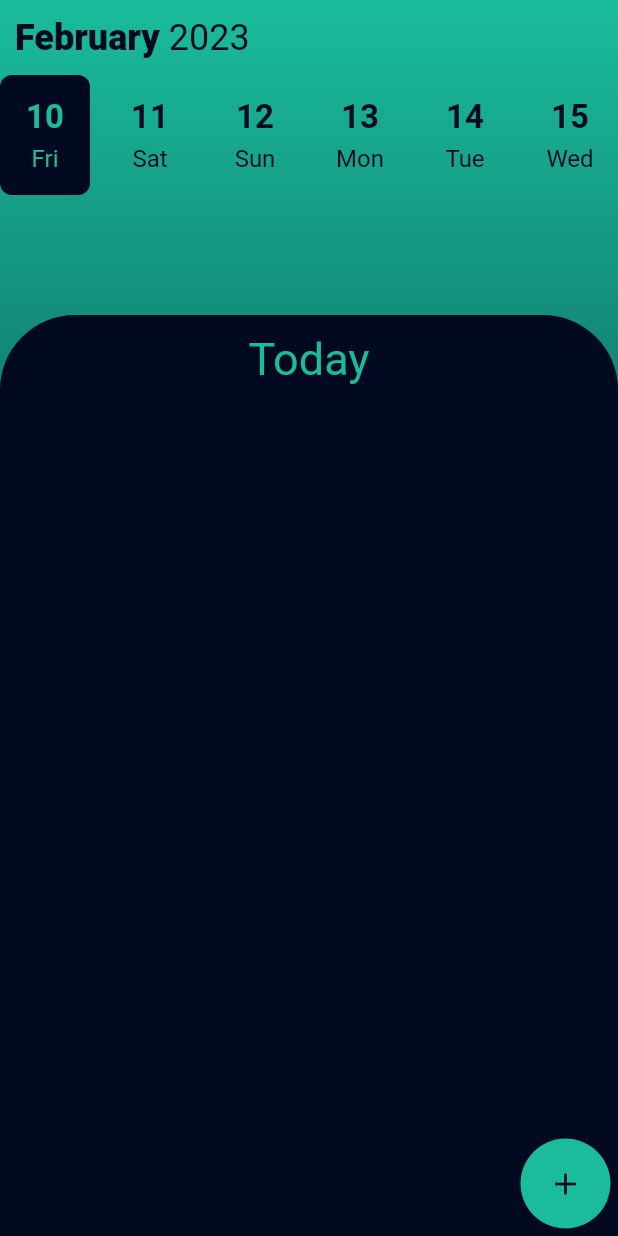
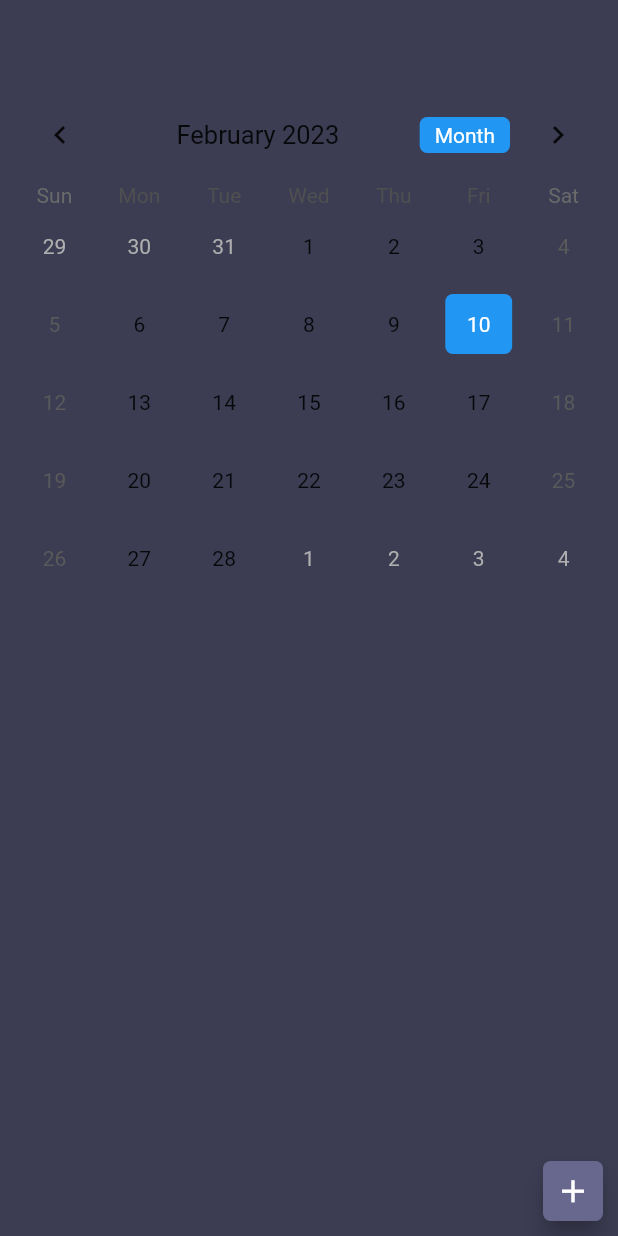
Before and after one commit to 7verdy/remindme, a Flutter app: the screen it shows after launch, on a phone screen of 412 x 824 dp. Run offline on Flutter 3.47's test engine with Material 2 defaults, Android fonts, the phone set to English and light mode, and no system bars; drawn by our look-alikes of table_calendar; our stand-ins replace google_fonts; Roboto replaces fonts that are missing (Yeseva One).

Commit message:
refactor: revamping home page.

```diff
--- /dev/null
+++ b/lib/event.dart
@@ -0,0 +1,7 @@
+class Event {
+  final String title;
+  Event({required this.title});
+
+  @override
+  String toString() => title;
+}
--- a/lib/main.dart
+++ b/lib/main.dart
@@ -41,67 +41,36 @@ class _MyHomePageState extends State<MyHomePage> {
         Container(
           height: MediaQuery.of(context).size.height,
           width: MediaQuery.of(context).size.width,
-          decoration: const BoxDecoration(
-            gradient: LinearGradient(
-              begin: Alignment.topCenter,
-              end: Alignment.bottomCenter,
-              colors: [
-                Color.fromRGBO(26, 188, 156, 1),
-                Color.fromRGBO(1, 9, 32, 1),
-              ],
+          color: const Color.fromRGBO(60, 61, 83, 1),
         ),
+        Padding(
+          padding: const EdgeInsets.all(8.0),
+          child: Column(children: const [
+            SizedBox(height: 50.0),
+            Calendar(),
+            SizedBox(height: 30.0),
+          ]),
         ),
-        ),
-        Column(children: [
-          const SizedBox(height: 180.0, child: Calendar()),
-          const SizedBox(height: 30.0),
-          Expanded(
-            child: Container(
-              width: MediaQuery.of(context).size.width,
-              decoration: const BoxDecoration(
-                color: Color.fromRGBO(1, 9, 32, 1),
-                // border top left and top right
-                borderRadius: BorderRadius.only(
-                  topLeft: Radius.circular(50.0),
-                  topRight: Radius.circular(50.0),
-                ),
-              ),
-              child: Align(
-                alignment: Alignment.topCenter,
-                child: Padding(
-                  padding: const EdgeInsets.only(top: 12.0),
-                  child: Text(
-                    'Today',
-                    style: GoogleFonts.getFont('Yeseva One',
-                        textStyle: const TextStyle(
-                          color: Color.fromRGBO(26, 188, 156, 1),
-                          fontSize: 30.0,
-                        )),
-                  ),
-                ),
-              ),
-            ),
-          ),
-        ]),
         Positioned(
-          bottom: 5.0,
-          right: 5.0,
-          child: CircleAvatar(
-            radius: 30.0,
-            backgroundColor: const Color.fromRGBO(26, 188, 156, 1),
-            child: IconButton(
-              icon: const Icon(Icons.add),
-              color: const Color.fromRGBO(1, 9, 32, 1),
+          bottom: 10.0,
+          right: 10.0,
+          height: 40.0,
+          width: 40.0,
+          child: AspectRatio(
+              aspectRatio: 1.0,
+              child: FloatingActionButton(
+                backgroundColor: const Color.fromRGBO(104, 104, 142, 1),
                 onPressed: () {
                   Navigator.push(
                     context,
                     MaterialPageRoute(
-                    builder: (context) => const AddReminderPage(),
-                  ),
+                        builder: (context) => const AddReminderPage()),
                   );
                 },
-            ),
-          ),
+                shape: RoundedRectangleBorder(
+                    borderRadius: BorderRadius.circular(5)),
+                child: const Icon(Icons.add, size: 25.0),
+              )),
         ),
       ]),
     );
--- a/lib/widgets/calendar.dart
+++ b/lib/widgets/calendar.dart
@@ -1,146 +1,113 @@
+import 'package:reminders/event.dart';
 import 'package:flutter/material.dart';
+import 'package:table_calendar/table_calendar.dart';
 
 class Calendar extends StatefulWidget {
   const Calendar({super.key});
 
   @override
-  // ignore: library_private_types_in_public_api
   _CalendarState createState() => _CalendarState();
 }
 
 class _CalendarState extends State<Calendar> {
-  Color accent = const Color.fromRGBO(26, 188, 156, 1);
-  DateTime selectedDate = DateTime.now();
+  late Map<DateTime, List<Event>> selectedEvents;
+  CalendarFormat format = CalendarFormat.month;
+  DateTime selectedDay = DateTime.now();
+  DateTime focusedDay = DateTime.now();
 
-  int currentDateSelectedIndex = 0;
-  ScrollController scrollController = ScrollController();
+  final TextEditingController _eventController = TextEditingController();
 
-  List<String> months = [
-    "January",
-    "February",
-    "March",
-    "April",
-    "May",
-    "June",
-    "July",
-    "August",
-    "September",
-    "October",
-    "November",
-    "December"
-  ];
+  @override
+  void initState() {
+    selectedEvents = {};
+    super.initState();
+  }
 
-  List<String> days = ["Mon", "Tue", "Wed", "Thu", "Fri", "Sat", "Sun"];
+  List<Event> _getEventsfromDay(DateTime date) {
+    return selectedEvents[date] ?? [];
+  }
+
+  @override
+  void dispose() {
+    _eventController.dispose();
+    super.dispose();
+  }
 
   @override
   Widget build(BuildContext context) {
-    return SafeArea(
-        child: Scaffold(
-      body: Stack(
+    return Column(
       children: [
-          Container(
-            height: MediaQuery.of(context).size.height,
-            width: MediaQuery.of(context).size.width,
-            decoration: const BoxDecoration(
-                color: Colors.transparent,
+        TableCalendar(
+          focusedDay: selectedDay,
+          firstDay: DateTime(1990),
+          lastDay: DateTime(2050),
+          calendarFormat: format,
+          onFormatChanged: (CalendarFormat format) {
+            setState(() {
+              format = format;
+            });
+          },
+          startingDayOfWeek: StartingDayOfWeek.sunday,
+          daysOfWeekVisible: true,
+
+          //Day Changed
+          onDaySelected: (DateTime selectDay, DateTime focusDay) {
+            setState(() {
+              selectedDay = selectDay;
+              focusedDay = focusDay;
+            });
+            print(focusedDay);
+          },
+          selectedDayPredicate: (DateTime date) {
+            return isSameDay(selectedDay, date);
+          },
+
+          eventLoader: _getEventsfromDay,
+
+          //To style the Calendar
+          calendarStyle: CalendarStyle(
+            isTodayHighlighted: true,
+            selectedDecoration: BoxDecoration(
+              color: Colors.blue,
+              shape: BoxShape.rectangle,
+              borderRadius: BorderRadius.circular(5.0),
+            ),
+            selectedTextStyle: const TextStyle(color: Colors.white),
+            todayDecoration: BoxDecoration(
+              color: Colors.purpleAccent,
+              shape: BoxShape.rectangle,
+              borderRadius: BorderRadius.circular(5.0),
+            ),
+            defaultDecoration: BoxDecoration(
+              shape: BoxShape.rectangle,
+              borderRadius: BorderRadius.circular(5.0),
+            ),
+            weekendDecoration: BoxDecoration(
+              shape: BoxShape.rectangle,
+              borderRadius: BorderRadius.circular(5.0),
             ),
           ),
-          Column(
-          children: [
-            const SizedBox(height: 10.0),
-            Container(
-                height: 30,
-                margin: const EdgeInsets.only(left: 10),
-                alignment: Alignment.centerLeft,
-                child: RichText(
-                  text: TextSpan(
-                    text: months[selectedDate.month - 1],
-                    style: const TextStyle(
-                        fontSize: 24,
-                        fontWeight: FontWeight.w800,
-                        color: Color.fromRGBO(1, 9, 32, 1)),
-                    children: <TextSpan>[
-                      TextSpan(
-                          text: ' ${selectedDate.year.toString()}',
-                          style: const TextStyle(
-                              fontSize: 24,
-                              fontWeight: FontWeight.w400,
-                              color: Color.fromRGBO(1, 9, 32, 1))),
-                    ],
+          headerStyle: HeaderStyle(
+            formatButtonVisible: true,
+            titleCentered: true,
+            formatButtonShowsNext: false,
+            formatButtonDecoration: BoxDecoration(
+              color: Colors.blue,
+              borderRadius: BorderRadius.circular(5.0),
             ),
-                )),
-            const SizedBox(height: 10),
-            Expanded(
-              child: SingleChildScrollView(
-                child: SizedBox(
-                    height: 80,
-                    child: SizedBox(
-                        child: ListView.separated(
-                      separatorBuilder: (BuildContext context, int index) {
-                        return const SizedBox(width: 10);
-                      },
-                      itemCount: 365,
-                      controller: scrollController,
-                      scrollDirection: Axis.horizontal,
-                      itemBuilder: (BuildContext context, int index) {
-                        return InkWell(
-                          onTap: () {
-                            setState(() {
-                              currentDateSelectedIndex = index;
-                              selectedDate =
-                                  DateTime.now().add(Duration(days: index));
-                            });
-                          },
-                          child: Container(
-                            height: 80,
-                            width: 60,
-                            alignment: Alignment.center,
-                            decoration: BoxDecoration(
-                                borderRadius: BorderRadius.circular(8),
-                                color: currentDateSelectedIndex == index
-                                    ? const Color.fromRGBO(1, 9, 32, 1)
-                                    : Colors.transparent),
-                            child: Column(
-                              mainAxisAlignment: MainAxisAlignment.center,
-                              children: [
-                                Text(
-                                  DateTime.now()
-                                      .add(Duration(days: index))
-                                      .day
-                                      .toString(),
-                                  style: TextStyle(
-                                      fontSize: 22,
-                                      fontWeight: FontWeight.bold,
-                                      color: currentDateSelectedIndex == index
-                                          ? accent
-                                          : const Color.fromRGBO(1, 9, 32, 1)),
-                                ),
-                                const SizedBox(
-                                  height: 5,
-                                ),
-                                Text(
-                                  days[DateTime.now()
-                                              .add(Duration(days: index))
-                                              .weekday -
-                                          1]
-                                      .toString(),
-                                  style: TextStyle(
-                                      fontSize: 16,
-                                      color: currentDateSelectedIndex == index
-                                          ? accent
-                                          : const Color.fromRGBO(1, 9, 32, 1)),
-                                ),
-                              ],
+            formatButtonTextStyle: const TextStyle(
+              color: Colors.white,
             ),
           ),
-                        );
-                      },
-                    ))),
+        ),
+        ..._getEventsfromDay(selectedDay).map(
+          (Event event) => ListTile(
+            title: Text(
+              event.title,
+            ),
           ),
         ),
       ],
-        ),
-      ]),
-    ));
+    );
   }
 }
--- a/pubspec.yaml
+++ b/pubspec.yaml
@@ -34,6 +34,9 @@ dependencies:
   google_fonts: ^4.0.3
   uuid: ^3.0.6
   path_provider: ^2.0.12
+  table_calendar: ^3.0.9
+
+
 
 
   cupertino_icons: ^1.0.2
```
Also changed, not shown: pubspec.lock. Lines whose indentation alone changed are shown as unchanged.
